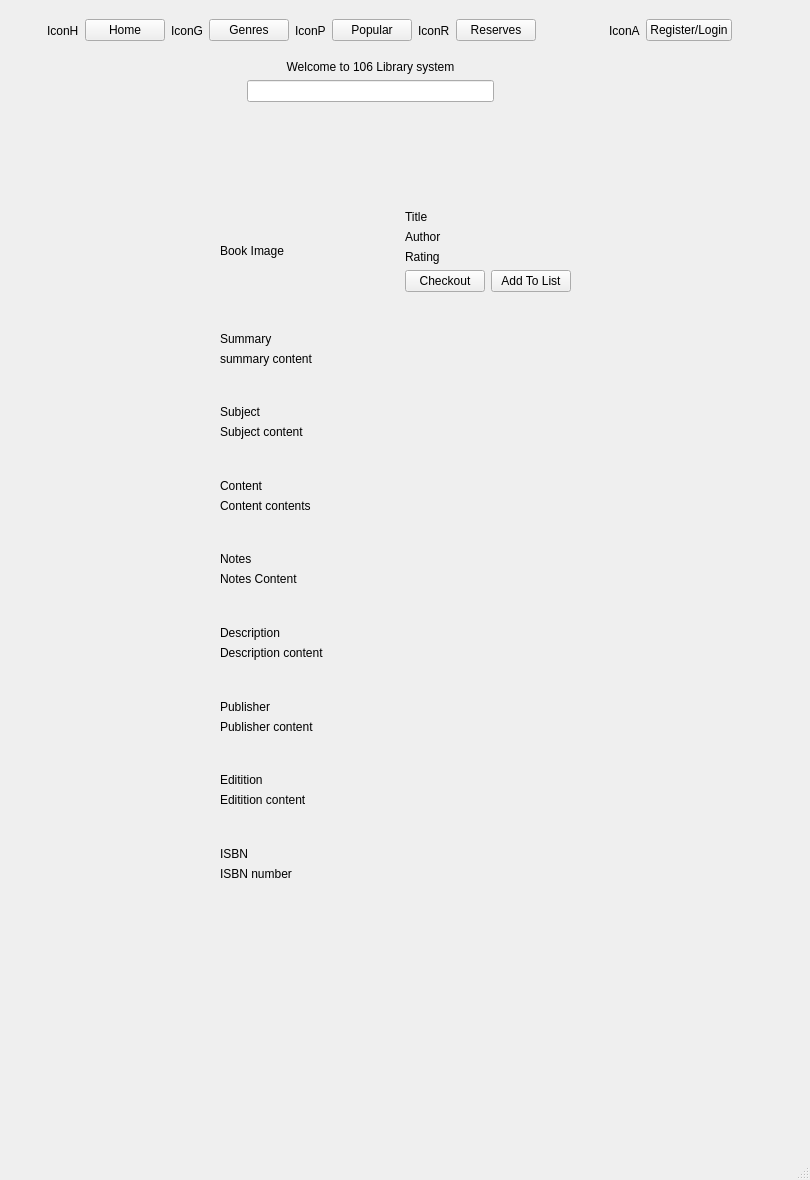
Qt form IsraelEthanTaehgCS106point2/userBookPage.ui (israelBlackyb/IETMCS106.2) before a commit.
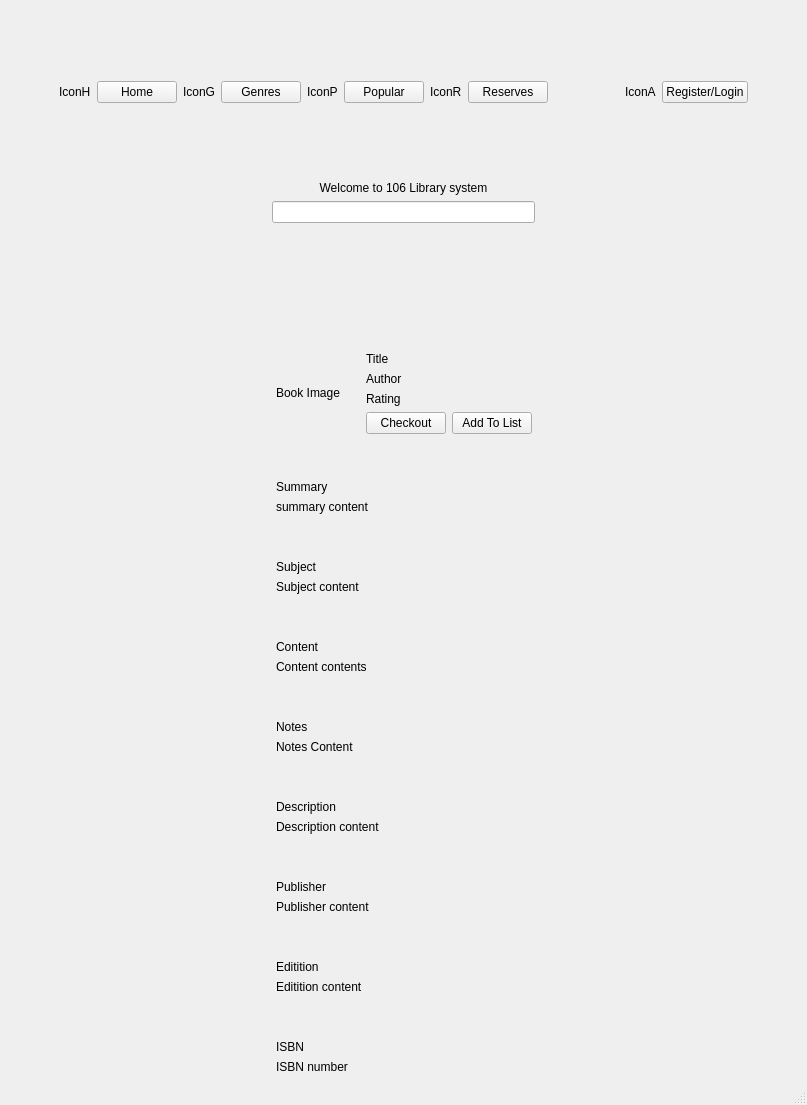
The same form after that commit.

Commit message:
learnt how to connect pages. did lil bit more UI
deleted the page connections cause they were in mainwindow and thats bad

What changed in the file:
```diff
--- a/IsraelEthanTaehgCS106point2/userBookPage.ui
+++ b/IsraelEthanTaehgCS106point2/userBookPage.ui
@@ -6,23 +6,16 @@
    <rect>
     <x>0</x>
     <y>0</y>
-    <width>810</width>
-    <height>1180</height>
+    <width>807</width>
+    <height>1105</height>
    </rect>
   </property>
   <property name="windowTitle">
    <string>MainWindow</string>
   </property>
   <widget class="QWidget" name="centralwidget">
-   <widget class="QWidget" name="horizontalLayoutWidget">
-    <property name="geometry">
-     <rect>
-      <x>0</x>
-      <y>0</y>
-      <width>779</width>
-      <height>61</height>
-     </rect>
-    </property>
+   <layout class="QVBoxLayout" name="verticalLayout_4">
+    <item>
     <layout class="QHBoxLayout" name="horizontalLayout">
      <item>
       <spacer name="horizontalSpacer">
@@ -147,16 +140,8 @@
       </spacer>
      </item>
     </layout>
-   </widget>
-   <widget class="QWidget" name="verticalLayoutWidget">
-    <property name="geometry">
-     <rect>
-      <x>0</x>
-      <y>60</y>
-      <width>741</width>
-      <height>141</height>
-     </rect>
-    </property>
+    </item>
+    <item>
     <layout class="QVBoxLayout" name="verticalLayout">
      <item>
       <widget class="QLabel" name="label_6">
@@ -215,16 +200,23 @@
       </spacer>
      </item>
     </layout>
-   </widget>
-   <widget class="QWidget" name="verticalLayoutWidget_3">
-    <property name="geometry">
-     <rect>
-      <x>220</x>
-      <y>210</y>
-      <width>351</width>
-      <height>671</height>
-     </rect>
-    </property>
+    </item>
+    <item>
+     <layout class="QGridLayout" name="gridLayout">
+      <item row="0" column="2">
+       <spacer name="horizontalSpacer_6">
+        <property name="orientation">
+         <enum>Qt::Horizontal</enum>
+        </property>
+        <property name="sizeHint" stdset="0">
+         <size>
+          <width>40</width>
+          <height>20</height>
+         </size>
+        </property>
+       </spacer>
+      </item>
+      <item row="0" column="1">
     <layout class="QVBoxLayout" name="verticalLayout_3">
      <item>
       <layout class="QHBoxLayout" name="horizontalLayout_4">
@@ -510,7 +502,23 @@
       </widget>
      </item>
     </layout>
-   </widget>
+      </item>
+      <item row="0" column="0">
+       <spacer name="horizontalSpacer_7">
+        <property name="orientation">
+         <enum>Qt::Horizontal</enum>
+        </property>
+        <property name="sizeHint" stdset="0">
+         <size>
+          <width>40</width>
+          <height>20</height>
+         </size>
+        </property>
+       </spacer>
+      </item>
+     </layout>
+    </item>
+   </layout>
   </widget>
   <widget class="QMenuBar" name="menubar">
    <property name="geometry">
```
Left out of the diff: 2 changed lines with no effect on the pictures. Lines whose indentation alone changed are shown as unchanged. The commit also changes 23 other files.
